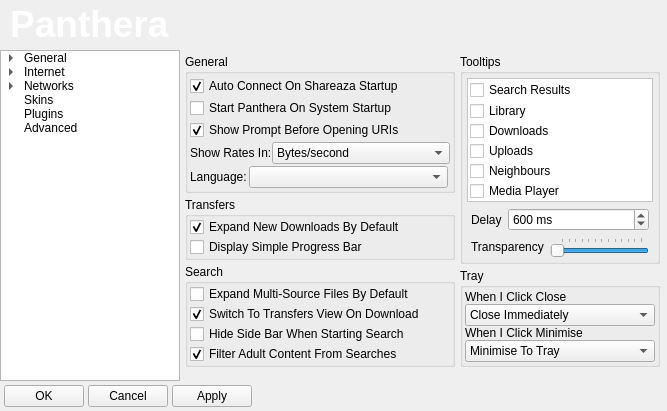
Above: dialogsettings.ui from quazaa-development-team/Panthera-Project before the change. Below: the same form after it.
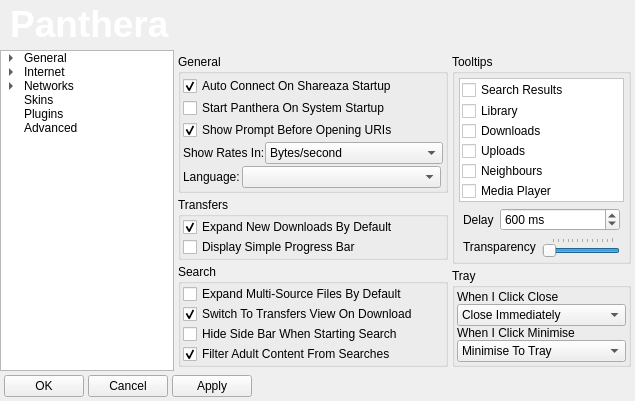
That is the form after the change. The open tabs and pages were chosen to show the change. Icons and pictures are not drawn.

Patch:
```diff
--- a/dialogsettings.ui
+++ b/dialogsettings.ui
@@ -9,8 +9,8 @@
    <rect>
     <x>0</x>
     <y>0</y>
-    <width>667</width>
-    <height>411</height>
+    <width>635</width>
+    <height>373</height>
    </rect>
   </property>
   <property name="sizePolicy">
```
Left out of the diff: 22 changed lines with no effect on the pictures.
